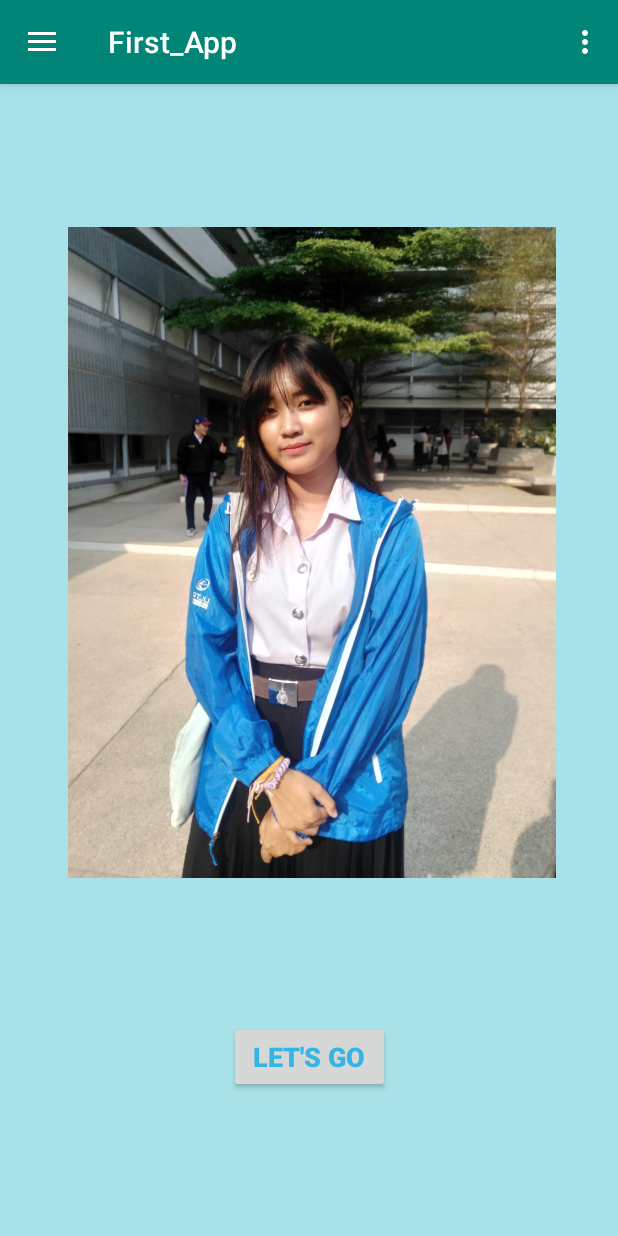
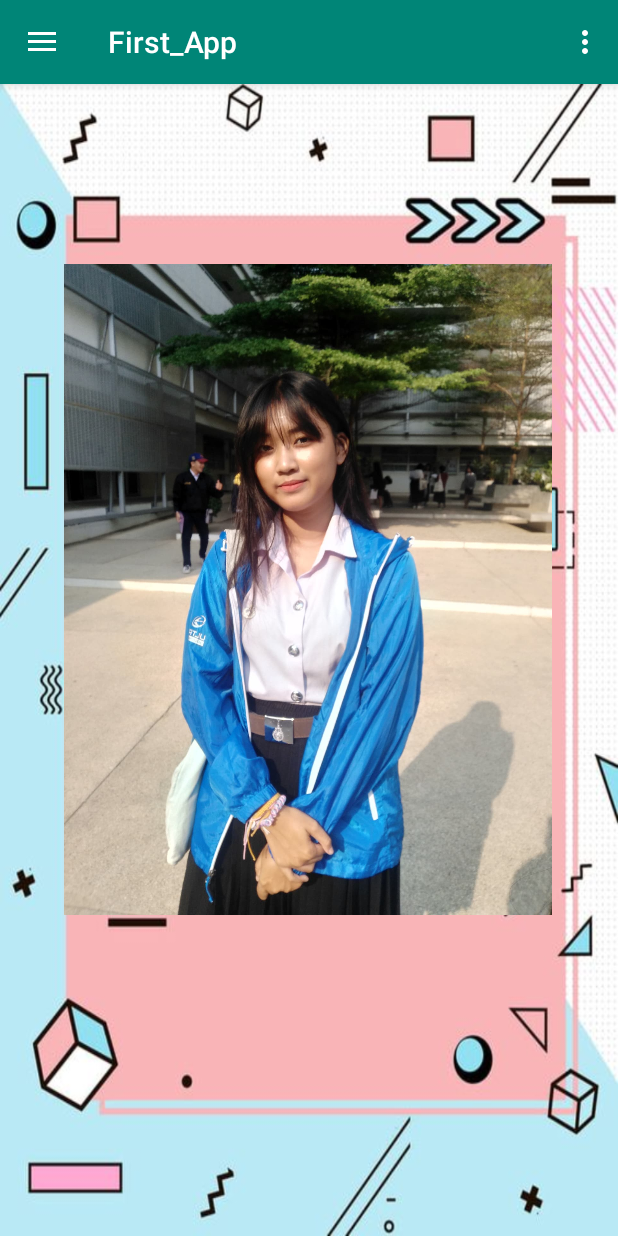
Before and after one commit to tida19/MyApptida1, an Android app: the screen it shows after launch (MainActivity), on a phone screen of 412 x 824 dp. Run offline under Robolectric (Android 15) with nearby library versions, the phone set to English and light mode, and no system bars; our stand-ins replace data binding, navigation-ui.

Commit message:
1.3-first app-main

```diff
--- a/app/src/main/res/layout/fragment_title.xml
+++ b/app/src/main/res/layout/fragment_title.xml
@@ -25,35 +25,18 @@
         android:id="@+id/titleConstraint"
         android:layout_width="match_parent"
         android:layout_height="match_parent"
-        android:background="#A8E1E8">
-
-        <Button
-            android:id="@+id/playButton"
-            android:layout_width="wrap_content"
-            android:layout_height="wrap_content"
-            android:layout_marginStart="@dimen/horizontal_margin"
-            android:layout_marginEnd="@dimen/horizontal_margin"
-            android:paddingStart="@dimen/button_padding"
-            android:paddingEnd="@dimen/button_padding"
-            android:text="Let's go"
-            android:textColor="@android:color/holo_blue_light"
-            android:textSize="@dimen/button_text_size"
-            android:textStyle="bold"
-            app:layout_constraintBottom_toBottomOf="parent"
-            app:layout_constraintEnd_toEndOf="parent"
-            app:layout_constraintStart_toStartOf="parent"
-            app:layout_constraintTop_toBottomOf="@+id/titleImage" />
+        android:background="@drawable/val1">
 
         <ImageView
             android:id="@+id/titleImage"
             android:layout_width="392dp"
             android:layout_height="434dp"
             android:layout_marginStart="@dimen/horizontal_margin"
+            android:layout_marginTop="120dp"
             android:layout_marginEnd="@dimen/horizontal_margin"
             android:scaleType="fitCenter"
-            app:layout_constraintBottom_toTopOf="@+id/playButton"
             app:layout_constraintEnd_toEndOf="parent"
-            app:layout_constraintHorizontal_bias="1.0"
+            app:layout_constraintHorizontal_bias="0.333"
             app:layout_constraintStart_toStartOf="parent"
             app:layout_constraintTop_toTopOf="parent"
             app:srcCompat="@drawable/por1" />
```
Also changed, not shown: app/src/main/res/drawable/por5.jpg (added), app/src/main/res/drawable/val1.jpg (added).
